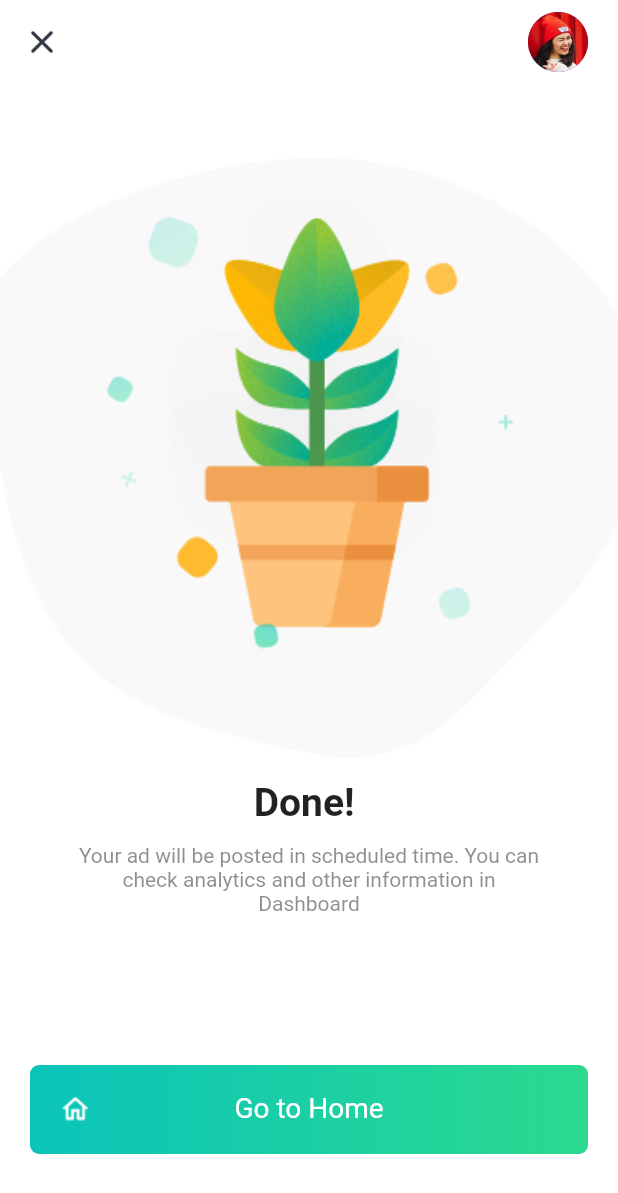
After one commit to KlayThompson/Adboards, a Flutter app: the DonePage screen opened directly, on a phone screen of 412 x 824 dp. The commit adds this screen. Shown: the top 1193 px of the screen. Run offline on Flutter 3.47's test engine with Material 2 defaults, Android fonts, the phone set to English and light mode, and no system bars; our stand-ins replace fluro, flutter_screenutil; statements that could not run were skipped.

Commit message:
finish done page

```diff
--- /dev/null
+++ b/adboards/lib/pages/done_page.dart
@@ -0,0 +1,73 @@
+import 'package:adboards/routes/routes.dart';
+import 'package:adboards/widget/appbar_leading_widget.dart';
+import 'package:adboards/widget/avatar_widget.dart';
+import 'package:adboards/widget/main_button_widget.dart';
+import 'package:flutter/material.dart';
+import 'package:flutter_screenutil/flutter_screenutil.dart';
+
+class DonePage extends StatelessWidget {
+  final String closeAsset = 'resources/img/done_big.png';
+  final String homeAsset = 'resources/img/home.png';
+
+  @override
+  Widget build(BuildContext context) {
+    return Scaffold(
+      backgroundColor: Colors.white,
+        appBar: AppBar(
+          backgroundColor: Colors.white,
+          elevation: 0,
+          leading: AppbarLeadingWidget(isClose: true,),
+          brightness: Brightness.light,
+          actions: <Widget>[
+            AvatarWidget()
+          ],
+        ),
+        body: Column(
+          children: <Widget>[
+            _bigImage(),
+            _centerText(),
+            _goToHomeButtonWidget(context)
+          ],
+        )
+    );
+  }
+
+  Widget _bigImage() {
+    return Container(
+//      color: Colors.deepPurple,
+      width: ScreenUtil().setWidth(375),
+      padding: EdgeInsets.only(top: 48),
+      child: Image.asset(closeAsset,fit: BoxFit.contain,),
+    );
+  }
+
+  Widget _centerText() {
+    return Container(
+      padding: EdgeInsets.fromLTRB(50, 15, 50, 0),
+      child: Column(
+        children: <Widget>[
+          Text('Done! ',style: TextStyle(fontSize: 26,fontWeight: FontWeight.bold),),
+          SizedBox(height: 12,),
+          Text(
+              'Your ad will be posted in scheduled time. You can check analytics and other information in Dashboard ',
+            style: TextStyle(fontSize: 14,color: Color.fromRGBO(68, 68, 68, 0.6)),
+            textAlign: TextAlign.center,
+          ),
+        ],
+      ),
+    );
+  }
+
+  Widget _goToHomeButtonWidget(BuildContext context) {
+    return InkWell(
+      onTap: () {
+        Routes.navigateTo(context, Routes.home);
+      },
+      child: Container(
+        width: ScreenUtil().setWidth(375),
+        padding: EdgeInsets.only(top: 100),
+        child: MainButtonWidget(icon: homeAsset,title: 'Go to Home'),
+      ),
+    );
+  }
+}
--- /dev/null
+++ b/adboards/lib/pages/home_page.dart
@@ -0,0 +1,13 @@
+import 'package:flutter/material.dart';
+
+class HomePage extends StatelessWidget {
+  @override
+  Widget build(BuildContext context) {
+    return Scaffold(
+        appBar: AppBar(
+          title: Text('appbarTitle'),
+        ),
+        body: Center(child: Text('text'),)
+    );;
+  }
+}
--- a/adboards/lib/pages/template_select_page.dart
+++ b/adboards/lib/pages/template_select_page.dart
@@ -1,3 +1,4 @@
+import 'package:adboards/routes/routes.dart';
 import 'package:adboards/widget/appbar_leading_widget.dart';
 import 'package:adboards/widget/avatar_widget.dart';
 import 'package:adboards/widget/main_button_widget.dart';
@@ -39,7 +40,7 @@ class _TemplateSelectPageState extends State<TemplateSelectPage> {
             _tagSelectWidget(),
             _numNameWidget(),
             _timeFrameWidget(),
-            _bottomWidget()
+            _bottomWidget(context)
           ],
         )
     );
@@ -216,7 +217,7 @@ class _TemplateSelectPageState extends State<TemplateSelectPage> {
     );
   }
 
-  Widget _bottomWidget() {
+  Widget _bottomWidget(BuildContext context) {
     return Container(
       padding: EdgeInsets.all(15),
       child: Row(
@@ -239,7 +240,12 @@ class _TemplateSelectPageState extends State<TemplateSelectPage> {
               )
           ),
           Expanded(
-              child: MainButtonWidget(icon: '',title: '\$3.55',isShort: true,rightZero: true,)
+              child: InkWell(
+                onTap: () {
+                  Routes.navigateTo(context, Routes.done);
+                },
+                child: MainButtonWidget(icon: '',title: '\$3.55',isShort: true,rightZero: true,),
+              )
           )
         ],
       ),
--- a/adboards/lib/routes/route_handler.dart
+++ b/adboards/lib/routes/route_handler.dart
@@ -2,7 +2,9 @@ import 'package:adboards/pages/campaigns_form_page.dart';
 import 'package:adboards/pages/campaigns_none_page.dart';
 import 'package:adboards/pages/category_page.dart';
 import 'package:adboards/pages/choose_template_page.dart';
+import 'package:adboards/pages/done_page.dart';
 import 'package:adboards/pages/expertise_level_page.dart';
+import 'package:adboards/pages/home_page.dart';
 import 'package:adboards/pages/template_details_page.dart';
 import 'package:adboards/pages/template_editor_page.dart';
 import 'package:adboards/pages/template_select_page.dart';
@@ -52,6 +54,14 @@ var selectHandler = Handler(handlerFunc: (BuildContext context, Map<String, dyna
   return TemplateSelectPage();
 });
 
+var doneHandler = Handler(handlerFunc: (BuildContext context, Map<String, dynamic>params) {
+  return DonePage();
+});
+
+var homeHandler = Handler(handlerFunc: (BuildContext context, Map<String, dynamic>params) {
+  return HomePage();
+});
+
 // 网页加载 - 示例：传多个字符串参数
 //var webViewHandler =
 //Handler(handlerFunc: (BuildContext context, Map<String, dynamic> params) {
--- a/adboards/lib/routes/routes.dart
+++ b/adboards/lib/routes/routes.dart
@@ -16,6 +16,8 @@ class Routes {
   static String details = '/details'; // choose template
   static String editor = '/editor'; // template editor
   static String select = '/select'; // template editor
+  static String done = '/done'; // done page
+  static String home = '/home'; //home page
 
 
 
@@ -39,6 +41,9 @@ class Routes {
     router.define(details, handler: detailsHandler);
     router.define(editor, handler: editorHandler);
     router.define(select, handler: selectHandler);
+    router.define(done, handler: doneHandler);
+    router.define(home, handler: homeHandler);
+
 
 //    router.define(webView, handler: webViewHandler); // 网页加载
 //    router.define(wxSharePay, handler: wxSharePayHandler); // 测试model传参
--- a/adboards/lib/widget/appbar_leading_widget.dart
+++ b/adboards/lib/widget/appbar_leading_widget.dart
@@ -2,8 +2,11 @@ import 'package:flutter/material.dart';
 
 class AppbarLeadingWidget extends StatelessWidget {
   final String backAsset = 'resources/img/arrow_back_ios.png';
+  final String closeAsset = 'resources/img/close.png';
+
   final bool isWhite;
-  AppbarLeadingWidget({this.isWhite = false});
+  final bool isClose;
+  AppbarLeadingWidget({this.isWhite = false,this.isClose=false});
   @override
   Widget build(BuildContext context) {
     return InkWell(
@@ -16,7 +19,7 @@ class AppbarLeadingWidget extends StatelessWidget {
         width: 24,
         height: 24,
         child: Image.asset(
-          backAsset,
+          isClose ? closeAsset : backAsset,
           color: this.isWhite ? Colors.white : Color(0xff323643),
         ),
       ),
--- a/adboards/pubspec.yaml
+++ b/adboards/pubspec.yaml
@@ -70,6 +70,9 @@ flutter:
     - resources/img/ar_big.png
     - resources/img/ar_big_icon.png
     - resources/img/eye.png
+    - resources/img/close.png
+    - resources/img/done_big.png
+    - resources/img/home.png
 
   # An image asset can refer to one or more resolution-specific "variants", see
   # https://flutter.dev/assets-and-images/#resolution-aware.
```
Also changed, not shown: adboards/resources/img/close.png (added), adboards/resources/img/done_big.png (added), adboards/resources/img/home.png (added).
